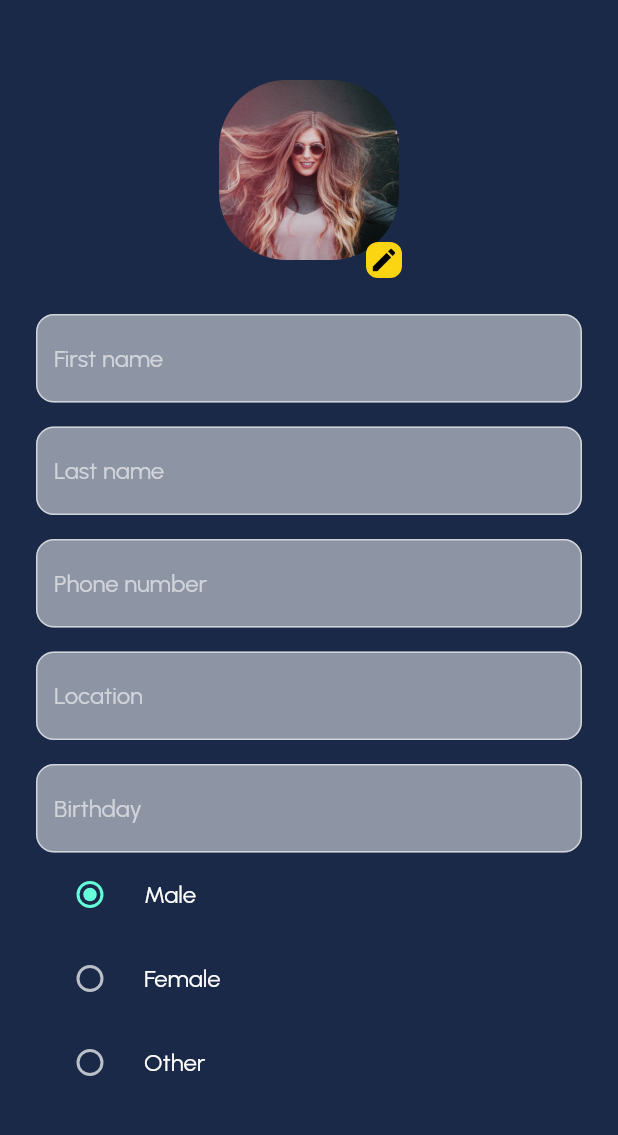
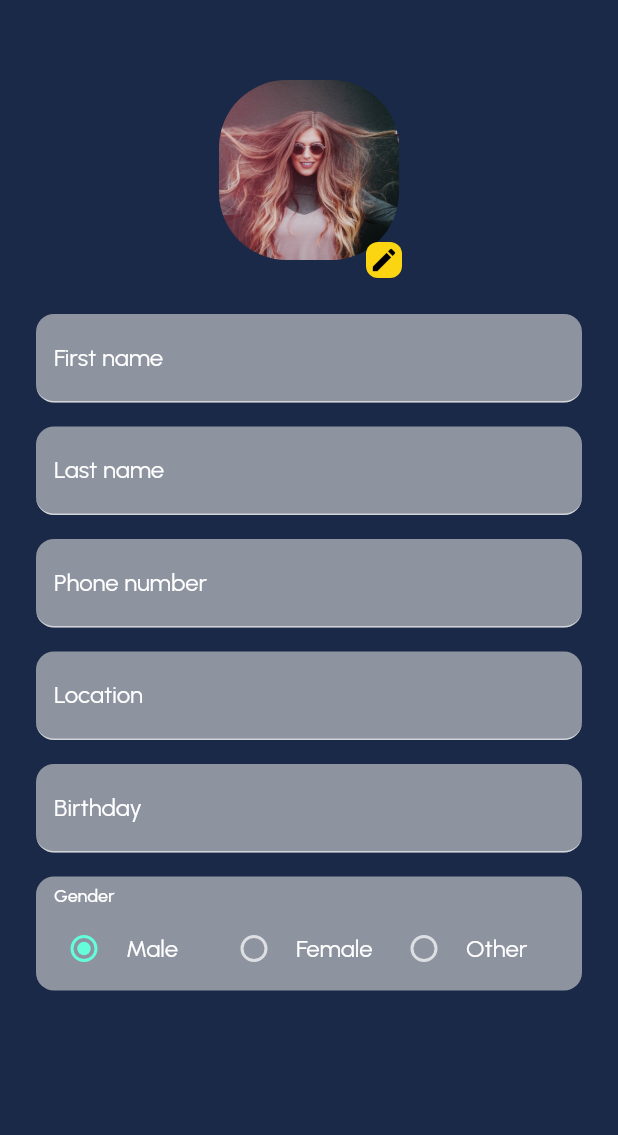
Before and after one commit to HakanBayazitHabes/Advance-DateApp, a Flutter app: the EditProfilePage screen opened by its route, on a phone screen of 412 x 824 dp, the part 64-1199 px from its top. Run offline on Flutter 3.47's test engine with Material 2 defaults, Android fonts, the light colour scheme and no system bars; our stand-ins replace flutter_svg.

Commit message:
Edit app_colors.dart, app_text_field.dart, edit_profile_page.dart

```diff
--- a/lib/Component/app_text_field.dart
+++ b/lib/Component/app_text_field.dart
@@ -1,4 +1,6 @@
 import 'package:flutter/material.dart';
+
+import '../styles/app_colors.dart';
 
 class AppTextField extends StatelessWidget {
   final String hint;
@@ -10,13 +12,25 @@ class AppTextField extends StatelessWidget {
     return TextField(
       decoration: InputDecoration(
         hintText: hint,
-        border: OutlineInputBorder(
+        labelText: hint,
+        labelStyle: TextStyle(
+          color: AppColors.white,
+        ),
+        border: const UnderlineInputBorder(
+          borderRadius: BorderRadius.all(
+            Radius.circular(12),
+          ),
+        ),
+        focusedBorder: const UnderlineInputBorder(
+          borderSide: BorderSide(
+            color: Colors.transparent,
+          ),
           borderRadius: BorderRadius.all(
             Radius.circular(12),
           ),
         ),
         filled: true,
-        fillColor: Colors.white.withOpacity(0.5),
+        fillColor: AppColors.fieldColor,
       ),
     );
   }
--- a/lib/pages/edit_profile_page.dart
+++ b/lib/pages/edit_profile_page.dart
@@ -2,6 +2,7 @@ import 'package:advance_date_app/Component/app_text_field.dart';
 import 'package:advance_date_app/Component/toolbar.dart';
 import 'package:advance_date_app/Component/user_avatar.dart';
 import 'package:advance_date_app/styles/app_colors.dart';
+import 'package:advance_date_app/styles/app_text.dart';
 import 'package:flutter/material.dart';
 
 import '../config/app_strings.dart';
@@ -69,9 +70,32 @@ class _EditProfilePageState extends State<EditProfilePage> {
             AppTextField(hint: AppStrings.location),
             SizedBox(height: 16),
             AppTextField(hint: AppStrings.birthday),
-            RadioListTile(
+            SizedBox(height: 16),
+            Container(
+              padding: const EdgeInsets.only(left: 12, right: 12, top: 6),
+              decoration: BoxDecoration(
+                color: AppColors.fieldColor,
+                borderRadius: BorderRadius.all(Radius.circular(12)),
+              ),
+              child: Column(
+                crossAxisAlignment: CrossAxisAlignment.start,
+                children: [
+                  Text(
+                    AppStrings.gender,
+                    style: AppText.body1.copyWith(
+                      fontSize: 12,
+                    ),
+                  ),
+                  Row(
+                    children: [
+                      Expanded(
+                        child: RadioListTile(
                           title: Text(AppStrings.male),
                           value: Gender.male,
+                          visualDensity: const VisualDensity(
+                            horizontal: VisualDensity.minimumDensity,
+                          ),
+                          contentPadding: EdgeInsets.zero,
                           groupValue: gender,
                           onChanged: (value) {
                             setState(() {
@@ -79,9 +103,15 @@ class _EditProfilePageState extends State<EditProfilePage> {
                             });
                           },
                         ),
-            RadioListTile(
+                      ),
+                      Expanded(
+                        child: RadioListTile(
                           title: Text(AppStrings.female),
                           value: Gender.female,
+                          visualDensity: const VisualDensity(
+                            horizontal: VisualDensity.minimumDensity,
+                          ),
+                          contentPadding: EdgeInsets.zero,
                           groupValue: gender,
                           onChanged: (value) {
                             setState(() {
@@ -89,9 +119,15 @@ class _EditProfilePageState extends State<EditProfilePage> {
                             });
                           },
                         ),
-            RadioListTile(
+                      ),
+                      Expanded(
+                        child: RadioListTile(
                           title: Text(AppStrings.other),
                           value: Gender.other,
+                          visualDensity: const VisualDensity(
+                            horizontal: VisualDensity.minimumDensity,
+                          ),
+                          contentPadding: EdgeInsets.zero,
                           groupValue: gender,
                           onChanged: (value) {
                             setState(() {
@@ -99,6 +135,12 @@ class _EditProfilePageState extends State<EditProfilePage> {
                             });
                           },
                         ),
+                      ),
+                    ],
+                  ),
+                ],
+              ),
+            ),
           ]),
         ),
       ),
--- a/lib/styles/app_colors.dart
+++ b/lib/styles/app_colors.dart
@@ -9,4 +9,5 @@ class AppColors {
   static const background = Color(0xff1A2947);
   static const black = Color(0xff000000);
   static const white = Color(0xffffffff);
+  static final fieldColor = const Color(0xffD9D9D9).withOpacity(0.6);
 }
```
Lines whose indentation alone changed are shown as unchanged.
